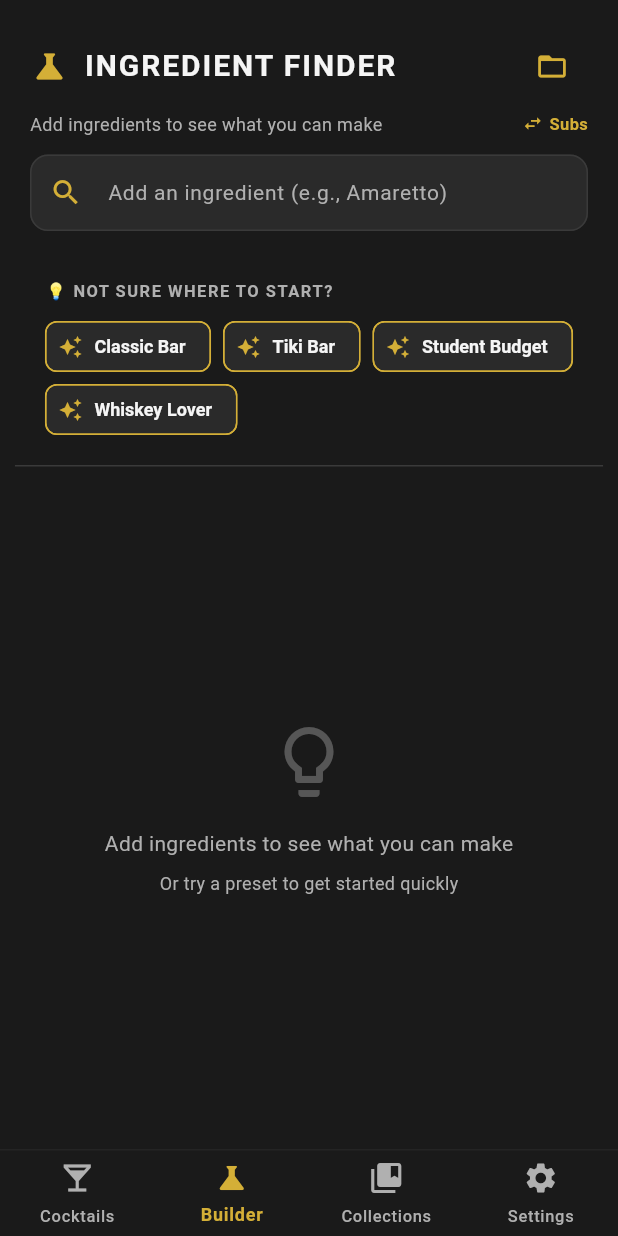
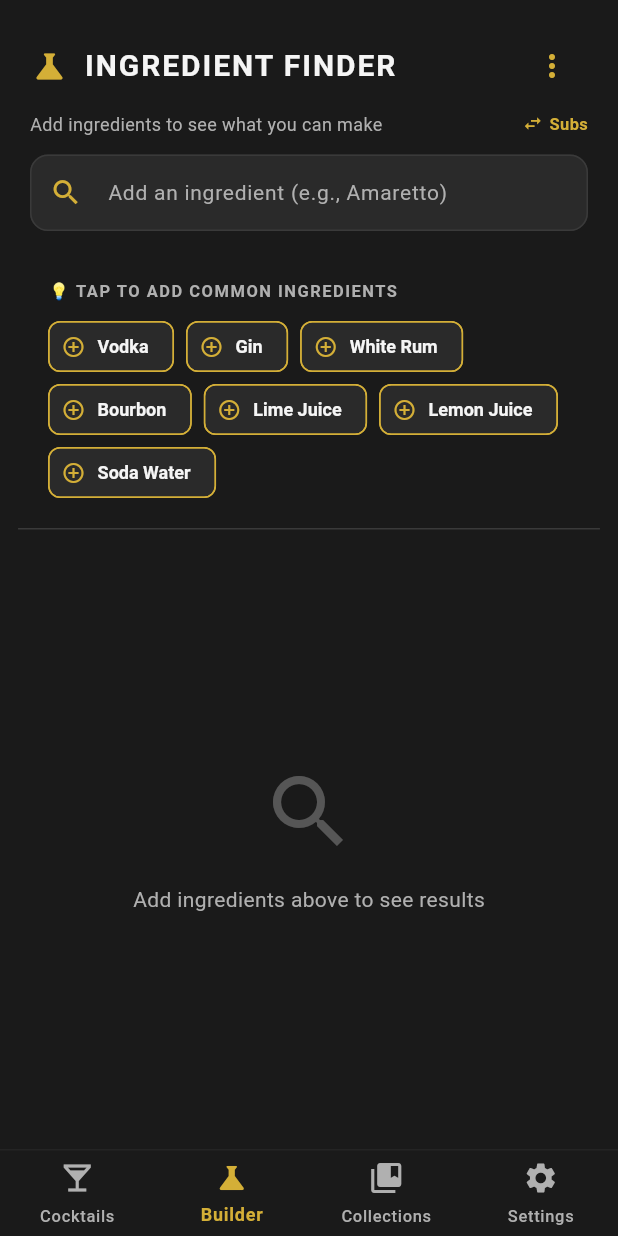
Before and after one commit to MacManson98/the-bar-bible, a Flutter app: the screen it shows after launch, item 2 of the bottom bar chosen, on a phone screen of 412 x 824 dp. Run offline on Flutter 3.47's test engine with Material 3 defaults, Android fonts, the phone set to English and light mode, and no system bars; our stand-ins replace drift, shared_preferences; accounts and stored records are empty; generated files the repository leaves out were written again.

Commit message:
Changed builder

```diff
--- a/codemagic.yaml
+++ b/codemagic.yaml
@@ -57,7 +57,7 @@ workflows:
           failure: true
       app_store_connect:
         auth: integration
-        submit_to_testflight: true
+        submit_to_testflight: true  # Re-enable TestFlight
         beta_groups:
-          - App Store Connect Users
+          - Internal Testing  # Use the name of your group
         submit_to_app_store: false
--- a/lib/screens/builder_screen.dart
+++ b/lib/screens/builder_screen.dart
@@ -390,39 +390,6 @@ class _BuilderScreenState extends State<BuilderScreen> {
     );
   }
 
-  // Remove unused method
-  // void _showPresetDialog() was here but moved inline
-
-  Future<void> _loadPreset(String presetName) async {
-    final presetIngredients = BarPresets.getPreset(presetName);
-    final Set<int> ingredientIds = {};
-
-    for (final ingredientName in presetIngredients) {
-      final ingredient = allIngredients.firstWhere(
-        (i) => i.name.toLowerCase() == ingredientName.toLowerCase(),
-        orElse: () => allIngredients.first,
-      );
-      ingredientIds.add(ingredient.id);
-    }
-
-    setState(() {
-      selectedIngredientIds = ingredientIds;
-      currentBar = null;
-    });
-
-    await _findMatchingCocktails();
-
-    if (mounted) {
-      ScaffoldMessenger.of(context).showSnackBar(
-        SnackBar(
-          content: Text('✨ Loaded $presetName preset'),
-          backgroundColor: AppTheme.accentGold,
-          behavior: SnackBarBehavior.floating,
-        ),
-      );
-    }
-  }
-
   @override
   Widget build(BuildContext context) {
     if (isLoading) {
@@ -454,11 +421,11 @@ class _BuilderScreenState extends State<BuilderScreen> {
 
             const SizedBox(height: 12),
 
-            // Selected ingredients or empty state
+            // Selected ingredients or quick add section
             if (selectedIngredients.isNotEmpty)
               _buildSelectedIngredientsChips(selectedIngredients)
             else
-              _buildEmptyStatePresets(),
+              _buildQuickAddSection(),
 
             // Results header
             if (selectedIngredientIds.isNotEmpty)
@@ -509,26 +476,67 @@ class _BuilderScreenState extends State<BuilderScreen> {
                   ],
                 ),
               ),
-              // Save button
-              if (selectedIngredientIds.isNotEmpty && currentBar == null)
-                IconButton(
-                  icon: const Icon(Icons.save_outlined, color: AppTheme.accentGold, size: 22),
-                  onPressed: _saveCurrentBar,
-                  tooltip: 'Save Bar',
-                ),
-              // Load button
-              IconButton(
-                icon: const Icon(Icons.folder_open, color: AppTheme.accentGold, size: 22),
-                onPressed: _showLoadBarDialog,
-                tooltip: 'Load Bar',
+              // Menu button
+              PopupMenuButton<String>(
+                icon: const Icon(Icons.more_vert, color: AppTheme.accentGold, size: 24),
+                color: AppTheme.surfaceDark,
+                onSelected: (value) {
+                  switch (value) {
+                    case 'save':
+                      _saveCurrentBar();
+                      break;
+                    case 'load':
+                      _showLoadBarDialog();
+                      break;
+                    case 'clear':
+                      _clearAll();
+                      break;
+                  }
+                },
+                itemBuilder: (context) => [
+                  if (selectedIngredientIds.isNotEmpty && currentBar == null)
+                    const PopupMenuItem(
+                      value: 'save',
+                      child: Row(
+                        children: [
+                          Icon(Icons.save, color: AppTheme.accentGold, size: 20),
+                          SizedBox(width: 12),
+                          Text(
+                            'Save Bar Setup',
+                            style: TextStyle(color: AppTheme.textPrimary),
+                          ),
+                        ],
+                      ),
+                    ),
+                  const PopupMenuItem(
+                    value: 'load',
+                    child: Row(
+                      children: [
+                        Icon(Icons.folder_open, color: AppTheme.accentGold, size: 20),
+                        SizedBox(width: 12),
+                        Text(
+                          'Load Bar Setup',
+                          style: TextStyle(color: AppTheme.textPrimary),
+                        ),
+                      ],
+                    ),
+                  ),
+                  if (selectedIngredientIds.isNotEmpty)
+                    const PopupMenuItem(
+                      value: 'clear',
+                      child: Row(
+                        children: [
+                          Icon(Icons.clear_all, color: AppTheme.textSecondary, size: 20),
+                          SizedBox(width: 12),
+                          Text(
+                            'Clear All',
+                            style: TextStyle(color: AppTheme.textPrimary),
+                          ),
+                        ],
+                      ),
+                    ),
+                ],
               ),
-              // Clear button
-              if (selectedIngredientIds.isNotEmpty)
-                IconButton(
-                  icon: const Icon(Icons.clear_all, color: AppTheme.textSecondary, size: 22),
-                  onPressed: _clearAll,
-                  tooltip: 'Clear',
-                ),
             ],
           ),
           const SizedBox(height: 6),
@@ -725,51 +733,6 @@ class _BuilderScreenState extends State<BuilderScreen> {
     );
   }
 
-  Widget _buildEmptyStatePresets() {
-    return Container(
-      padding: const EdgeInsets.all(20),
-      decoration: const BoxDecoration(
-        border: Border(
-          bottom: BorderSide(color: AppTheme.surfaceLight, width: 1),
-        ),
-      ),
-      child: Column(
-        crossAxisAlignment: CrossAxisAlignment.start,
-        children: [
-          const Text(
-            '💡 NOT SURE WHERE TO START?',
-            style: TextStyle(
-              fontSize: 11,
-              fontWeight: FontWeight.bold,
-              letterSpacing: 1.0,
-              color: AppTheme.textSecondary,
-            ),
-          ),
-          const SizedBox(height: 12),
-          Wrap(
-            spacing: 8,
-            runSpacing: 8,
-            children: BarPresets.getAllPresetNames().map((presetName) {
-              return ActionChip(
-                label: Text(presetName),
-                labelStyle: const TextStyle(
-                  color: AppTheme.textPrimary,
-                  fontSize: 12,
-                  fontWeight: FontWeight.w600,
-                ),
-                backgroundColor: AppTheme.surfaceDark,
-                side: const BorderSide(color: AppTheme.accentGold),
-                onPressed: () => _loadPreset(presetName),
-                avatar: const Icon(Icons.auto_awesome, color: AppTheme.accentGold, size: 16),
-                materialTapTargetSize: MaterialTapTargetSize.shrinkWrap,
-              );
-            }).toList(),
-          ),
-        ],
-      ),
-    );
-  }
-
   Widget _buildResultsHeader() {
     return Container(
       padding: const EdgeInsets.symmetric(horizontal: 20, vertical: 12),
@@ -816,27 +779,82 @@ class _BuilderScreenState extends State<BuilderScreen> {
     );
   }
 
+  Widget _buildQuickAddSection() {
+    final commonIngredientNames = [
+      'Vodka',
+      'Gin',
+      'White Rum',
+      'Tequila',
+      'Bourbon',
+      'Lime Juice',
+      'Lemon Juice',
+      'Simple Syrup',
+      'Soda Water',
+      'Tonic Water',
+      'Angostura Bitters',
+    ];
+
+    return Container(
+      padding: const EdgeInsets.all(20),
+      decoration: const BoxDecoration(
+        border: Border(
+          bottom: BorderSide(color: AppTheme.surfaceLight, width: 1),
+        ),
+      ),
+      child: Column(
+        crossAxisAlignment: CrossAxisAlignment.start,
+        children: [
+          const Text(
+            '💡 TAP TO ADD COMMON INGREDIENTS',
+            style: TextStyle(
+              fontSize: 11,
+              fontWeight: FontWeight.bold,
+              letterSpacing: 1.0,
+              color: AppTheme.textSecondary,
+            ),
+          ),
+          const SizedBox(height: 12),
+          Wrap(
+            spacing: 8,
+            runSpacing: 8,
+            children: commonIngredientNames.map((name) {
+              final ingredient = allIngredients.where((i) => i.name == name).firstOrNull;
+              if (ingredient == null) return const SizedBox.shrink();
+
+              return ActionChip(
+                label: Text(name),
+                labelStyle: const TextStyle(
+                  color: AppTheme.textPrimary,
+                  fontSize: 12,
+                  fontWeight: FontWeight.w600,
+                ),
+                backgroundColor: AppTheme.surfaceDark,
+                side: const BorderSide(color: AppTheme.accentGold),
+                onPressed: () => _toggleIngredient(ingredient.id),
+                avatar: const Icon(Icons.add_circle_outline, color: AppTheme.accentGold, size: 16),
+                materialTapTargetSize: MaterialTapTargetSize.shrinkWrap,
+              );
+            }).toList(),
+          ),
+        ],
+      ),
+    );
+  }
+
   Widget _buildResultsList(List<CocktailMatch> perfectMatches, List<CocktailMatch> closeMatches) {
     if (selectedIngredientIds.isEmpty) {
+      // Empty state - just show a simple message since we have quick-add section above
       return Center(
         child: Column(
           mainAxisAlignment: MainAxisAlignment.center,
           children: [
-            Icon(Icons.lightbulb_outline, size: 56, color: AppTheme.textSecondary.withValues(alpha: 0.4)),
+            Icon(Icons.search, size: 64, color: AppTheme.textSecondary.withValues(alpha: 0.4)),
             const SizedBox(height: 16),
             const Text(
-              'Add ingredients to see what you can make',
+              'Add ingredients above to see results',
               style: TextStyle(
                 color: AppTheme.textSecondary,
                 fontSize: 14,
-              ),
-            ),
-            const SizedBox(height: 8),
-            const Text(
-              'Or try a preset to get started quickly',
-              style: TextStyle(
-                color: AppTheme.textSecondary,
-                fontSize: 12,
               ),
             ),
           ],
--- a/lib/screens/collections_screen.dart
+++ b/lib/screens/collections_screen.dart
@@ -189,7 +189,8 @@ class _CollectionsScreenState extends State<CollectionsScreen> {
                     );
                   },
                 ),
-      floatingActionButton: Padding(
+      floatingActionButton: collections.isNotEmpty
+          ? Padding(
               padding: const EdgeInsets.only(bottom: 80), // Lift above bottom nav
               child: FloatingActionButton.extended(
                 onPressed: _createCollection,
@@ -204,7 +205,8 @@ class _CollectionsScreenState extends State<CollectionsScreen> {
                   ),
                 ),
               ),
-      ),
+            )
+          : null,
     );
   }
 
```
Lines whose indentation alone changed are shown as unchanged.
